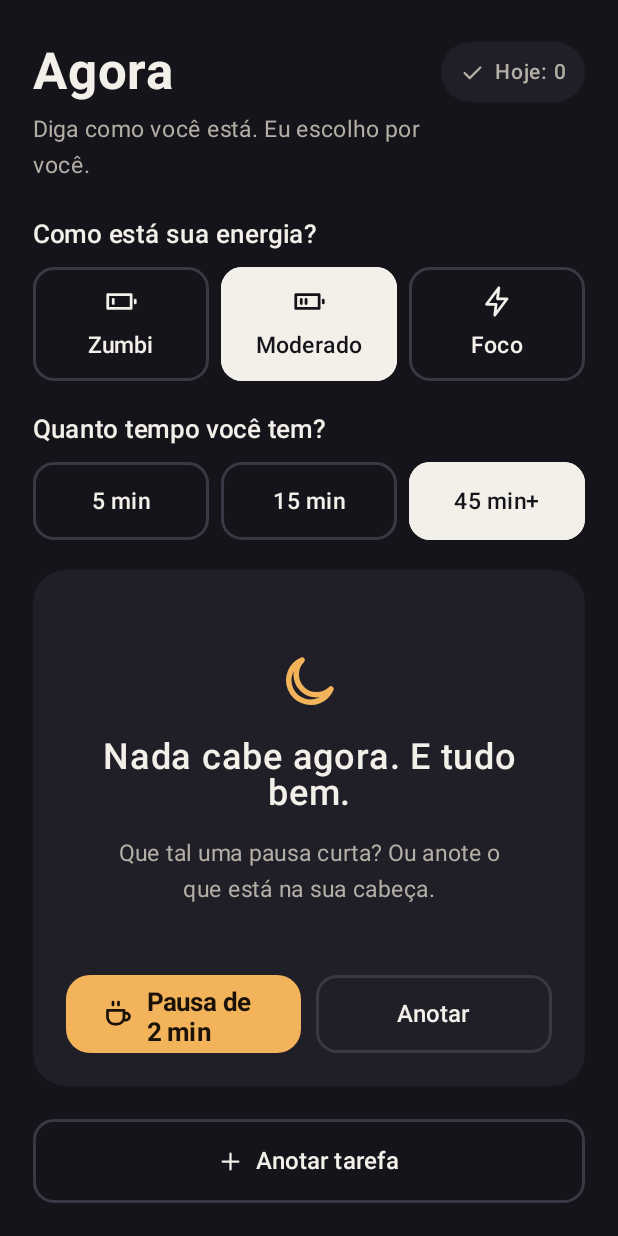
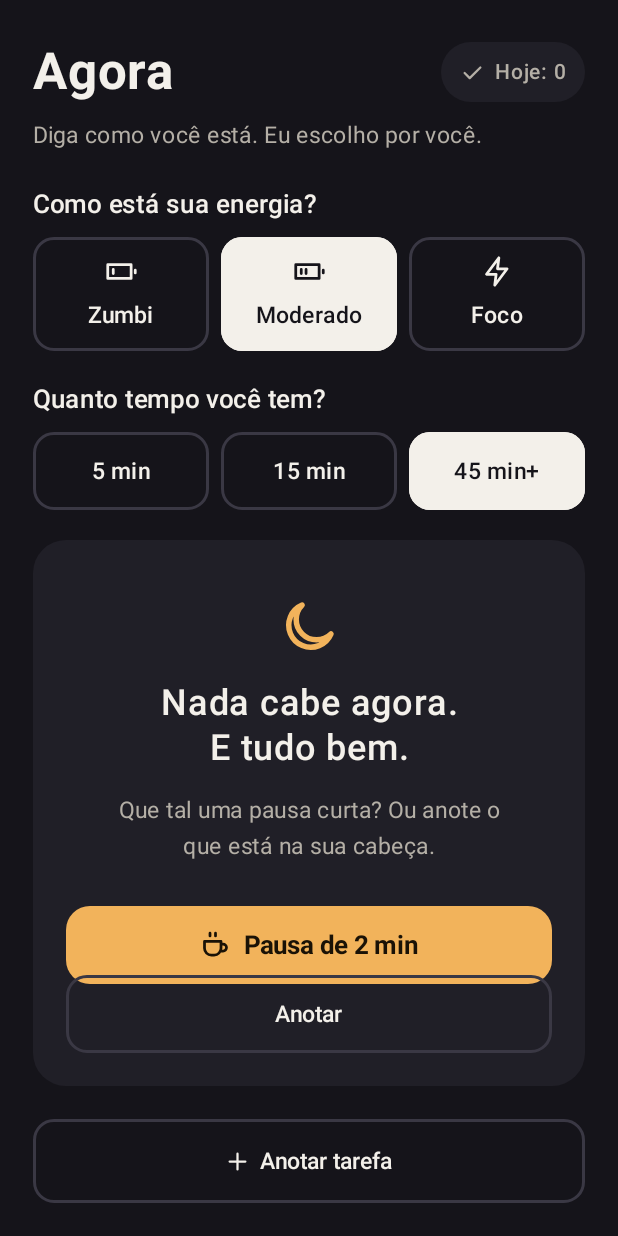
Before and after one commit to pereiraalisson167-beep/agora-app, an Android app built with Jetpack Compose: the screen it shows after launch (MainActivity), after a tap on "Moderado", on a phone screen of 412 x 824 dp. Run offline under Robolectric (Android 15) with nearby library versions, the phone set to English and light mode, and no system bars; our stand-ins replace Room's generated code; 3 other taps on this screen came first.

Commit message:
Ajustes da revisao das telas do emulador
- Botoes numa linha so: "Trocar (1)", "Sem trocas" e "Pausa de 2 min"
  quebravam em duas linhas. Menos recuo interno e proporcao 1,25 para 1.
- Subtitulo da tela inicial ocupa a largura toda, sem palavra sozinha.
- O aviso passa a ser uma faixa larga no topo, em vez de um balao por
  cima do titulo e do contador.
- "Nada cabe agora." e "E tudo bem." em duas linhas equilibradas, com os
  botoes um embaixo do outro.
- Convite com borda tracejada, como no prototipo.
- O "Hoje: N" volta a zero a meia-noite mesmo com o app aberto.
- Roteiro: fecha o log depois do relatorio final.

Co-Authored-By: Claude Opus 5.5 <noreply@anthropic.com>
Claude-Session: https://claude.ai/code/session_01TuRyXfqLjHyawWCn9WxvAU

```diff
--- a/app/src/main/java/br/com/agora/data/Repositorio.kt
+++ b/app/src/main/java/br/com/agora/data/Repositorio.kt
@@ -3,7 +3,12 @@ package br.com.agora.data
 import android.content.Context
 import br.com.agora.domain.Tarefa
 import br.com.agora.notify.Lembretes
+import kotlinx.coroutines.ExperimentalCoroutinesApi
+import kotlinx.coroutines.delay
 import kotlinx.coroutines.flow.Flow
+import kotlinx.coroutines.flow.distinctUntilChanged
+import kotlinx.coroutines.flow.flatMapLatest
+import kotlinx.coroutines.flow.flow
 import kotlinx.coroutines.flow.map
 import java.util.Calendar
 
@@ -14,7 +19,17 @@ class Repositorio(private val context: Context) {
 
     val tarefas: Flow<List<Tarefa>> = dao.todas().map { lista -> lista.map { it.paraDominio() } }
 
-    val concluidasHoje: Flow<Int> = dao.concluidasDesde(inicioDoDia())
+    /**
+     * Quantas tarefas saíram hoje. O começo do dia é conferido a cada minuto, para o
+     * contador voltar a zero à meia-noite mesmo com o app aberto.
+     */
+    @OptIn(ExperimentalCoroutinesApi::class)
+    val concluidasHoje: Flow<Int> = flow {
+        while (true) {
+            emit(inicioDoDia())
+            delay(60_000)
+        }
+    }.distinctUntilChanged().flatMapLatest { desde -> dao.concluidasDesde(desde) }
 
     suspend fun guardar(tarefa: Tarefa): Long {
         val id = dao.inserir(tarefa.paraBanco())
--- a/app/src/main/java/br/com/agora/ui/Pecas.kt
+++ b/app/src/main/java/br/com/agora/ui/Pecas.kt
@@ -8,6 +8,7 @@ import androidx.compose.foundation.layout.Arrangement
 import androidx.compose.foundation.layout.Box
 import androidx.compose.foundation.layout.Column
 import androidx.compose.foundation.layout.ColumnScope
+import androidx.compose.foundation.layout.PaddingValues
 import androidx.compose.foundation.layout.Row
 import androidx.compose.foundation.layout.fillMaxWidth
 import androidx.compose.foundation.layout.height
@@ -25,6 +26,7 @@ import androidx.compose.ui.Modifier
 import androidx.compose.ui.graphics.Color
 import androidx.compose.ui.graphics.painter.Painter
 import androidx.compose.ui.text.font.FontWeight
+import androidx.compose.ui.text.style.TextOverflow
 import androidx.compose.ui.unit.dp
 import androidx.compose.ui.unit.sp
 import br.com.agora.ui.theme.Cores
@@ -94,6 +96,7 @@ fun BotaoCheio(
         enabled = ligado,
         modifier = modifier.height(altura.dp),
         shape = RoundedCornerShape(16.dp),
+        contentPadding = PaddingValues(horizontal = 12.dp),
         colors = ButtonDefaults.buttonColors(
             containerColor = Cores.Destaque,
             contentColor = Cores.SobreDestaque,
@@ -104,7 +107,7 @@ fun BotaoCheio(
         if (icone != null) {
             Icon(painter = icone, contentDescription = null, modifier = Modifier.padding(end = 8.dp).size(22.dp))
         }
-        Text(texto, fontSize = 17.sp, fontWeight = FontWeight.Bold)
+        Text(texto, fontSize = 17.sp, fontWeight = FontWeight.Bold, maxLines = 1, overflow = TextOverflow.Ellipsis)
     }
 }
 
@@ -123,6 +126,7 @@ fun BotaoVazado(
         enabled = ligado,
         modifier = modifier.height(altura.dp),
         shape = RoundedCornerShape(14.dp),
+        contentPadding = PaddingValues(horizontal = 10.dp),
         border = BorderStroke(1.5.dp, if (ligado) Cores.Borda else Cores.Borda.copy(alpha = 0.45f)),
         colors = ButtonDefaults.outlinedButtonColors(
             contentColor = Cores.Texto,
@@ -130,9 +134,9 @@ fun BotaoVazado(
         )
     ) {
         if (icone != null) {
-            Icon(painter = icone, contentDescription = null, modifier = Modifier.padding(end = 8.dp).size(18.dp))
+            Icon(painter = icone, contentDescription = null, modifier = Modifier.padding(end = 6.dp).size(18.dp))
         }
-        Text(texto, fontSize = 16.sp, fontWeight = FontWeight.SemiBold)
+        Text(texto, fontSize = 15.sp, fontWeight = FontWeight.SemiBold, maxLines = 1, overflow = TextOverflow.Ellipsis)
     }
 }
 
--- a/app/src/main/java/br/com/agora/ui/TelaAgora.kt
+++ b/app/src/main/java/br/com/agora/ui/TelaAgora.kt
@@ -25,6 +25,12 @@ import androidx.compose.runtime.remember
 import androidx.compose.runtime.setValue
 import androidx.compose.ui.Alignment
 import androidx.compose.ui.Modifier
+import androidx.compose.ui.draw.drawBehind
+import androidx.compose.ui.geometry.CornerRadius
+import androidx.compose.ui.geometry.Offset
+import androidx.compose.ui.geometry.Size
+import androidx.compose.ui.graphics.PathEffect
+import androidx.compose.ui.graphics.drawscope.Stroke
 import androidx.compose.ui.res.painterResource
 import androidx.compose.ui.text.SpanStyle
 import androidx.compose.ui.text.buildAnnotatedString
@@ -85,7 +91,9 @@ fun TelaAgora(estado: EstadoTela, acoes: Acoes) {
         // O aviso fica no alto para não cobrir os botões de ação.
         AnimatedVisibility(
             visible = estado.aviso.isNotEmpty(),
-            modifier = Modifier.align(Alignment.TopCenter)
+            modifier = Modifier
+                .align(Alignment.TopCenter)
+                .fillMaxWidth()
         ) {
             Aviso(estado.aviso)
         }
@@ -105,6 +113,7 @@ private fun Aviso(texto: String) {
     Text(
         texto,
         modifier = Modifier
+            .fillMaxWidth()
             .background(Cores.Texto, RoundedCornerShape(14.dp))
             .padding(horizontal = 16.dp, vertical = 14.dp),
         color = Cores.Fundo,
@@ -125,15 +134,10 @@ private fun Cabecalho(estado: EstadoTela) {
             horizontalArrangement = Arrangement.SpaceBetween,
             verticalAlignment = Alignment.Top
         ) {
-            Column(Modifier.weight(1f), verticalArrangement = Arrangement.spacedBy(6.dp)) {
-                Text("Agora", color = Cores.Texto, fontSize = 34.sp, fontWeight = FontWeight.Bold)
-                if (proxima == null) {
             Text(
-                        "Diga como você está. Eu escolho por você.",
-                        color = Cores.TextoFraco, fontSize = 15.sp
+                "Agora", color = Cores.Texto, fontSize = 34.sp, fontWeight = FontWeight.Bold,
+                modifier = Modifier.weight(1f)
             )
-                }
-            }
             val feitas = estado.concluidasHoje
             Row(
                 Modifier
@@ -157,6 +161,13 @@ private fun Cabecalho(estado: EstadoTela) {
                     fontSize = 14.sp, fontWeight = FontWeight.SemiBold
                 )
             }
+        }
+
+        if (proxima == null) {
+            Text(
+                "Diga como você está. Eu escolho por você.",
+                color = Cores.TextoFraco, fontSize = 15.sp
+            )
         }
 
         if (proxima != null) {
@@ -255,7 +266,19 @@ private fun Convite(estado: EstadoTela) {
     Column(
         Modifier
             .fillMaxSize()
-            .border(1.5.dp, Cores.Borda, RoundedCornerShape(22.dp))
+            .drawBehind {
+                val traco = 1.5.dp.toPx()
+                drawRoundRect(
+                    color = Cores.Borda,
+                    topLeft = Offset(traco / 2, traco / 2),
+                    size = Size(size.width - traco, size.height - traco),
+                    cornerRadius = CornerRadius(22.dp.toPx()),
+                    style = Stroke(
+                        width = traco,
+                        pathEffect = PathEffect.dashPathEffect(floatArrayOf(6.dp.toPx(), 5.dp.toPx()))
+                    )
+                )
+            }
             .padding(24.dp),
         verticalArrangement = Arrangement.spacedBy(12.dp, Alignment.CenterVertically),
         horizontalAlignment = Alignment.CenterHorizontally
@@ -284,9 +307,9 @@ private fun NadaCabe(acoes: Acoes) {
             modifier = Modifier.size(44.dp)
         )
         Text(
-            "Nada cabe agora. E tudo bem.",
+            "Nada cabe agora.\nE tudo bem.",
             color = Cores.Texto, fontSize = 24.sp, fontWeight = FontWeight.SemiBold,
-            textAlign = TextAlign.Center
+            textAlign = TextAlign.Center, lineHeight = 30.sp
         )
         Text(
             "Que tal uma pausa curta? Ou anote o que está na sua cabeça.",
@@ -294,15 +317,13 @@ private fun NadaCabe(acoes: Acoes) {
             modifier = Modifier.widthIn(max = 280.dp)
         )
         Spacer(Modifier.weight(1f))
-        Row(Modifier.fillMaxWidth(), horizontalArrangement = Arrangement.spacedBy(10.dp)) {
         BotaoCheio(
             texto = "Pausa de 2 min",
             icone = painterResource(R.drawable.ic_pausa),
             altura = 52,
-                modifier = Modifier.weight(1f)
+            modifier = Modifier.fillMaxWidth()
         ) { acoes.comecarPausa() }
-            BotaoVazado(texto = "Anotar", modifier = Modifier.weight(1f)) { acoes.abrirFolha() }
-        }
+        BotaoVazado(texto = "Anotar", modifier = Modifier.fillMaxWidth()) { acoes.abrirFolha() }
     }
 }
 
@@ -339,7 +360,7 @@ private fun CartaoDaTarefa(
             BotaoCheio(
                 texto = "Começar",
                 icone = painterResource(R.drawable.ic_play),
-                modifier = Modifier.weight(1.4f)
+                modifier = Modifier.weight(1.25f)
             ) { acoes.comecar() }
             BotaoVazado(
                 texto = if (sobrando > 0) "Trocar ($sobrando)" else "Sem trocas",
```
Also changed, not shown: 1 other file. Lines whose indentation alone changed are shown as unchanged.
